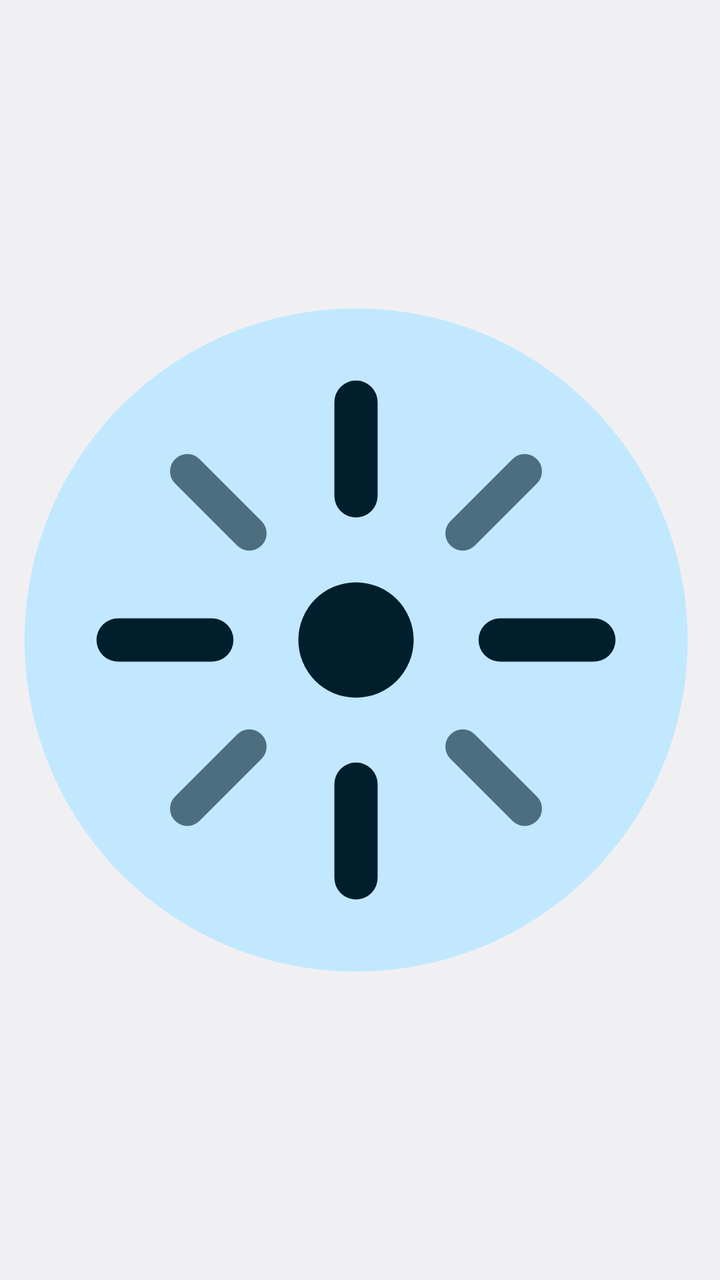
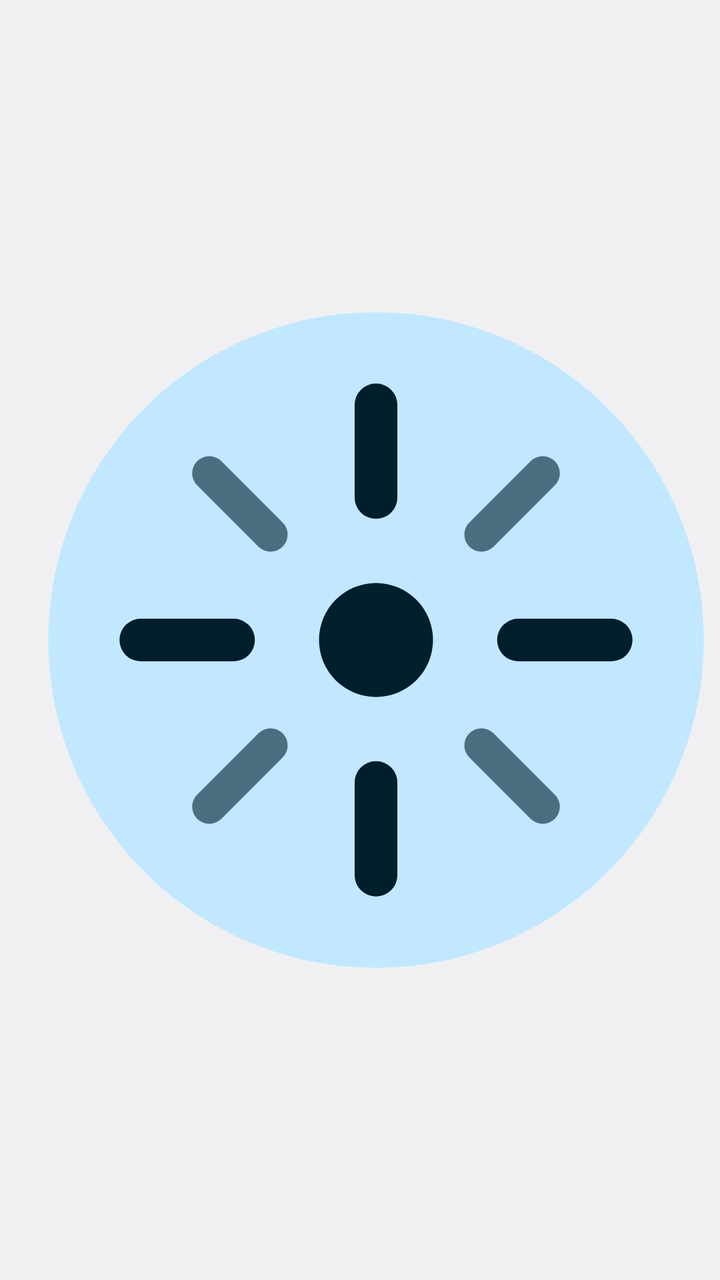

Compare the two renders of this Android layout. The source of the first and the diff that turns it into the second are given below.
<!-- AndroidManifest.xml: application theme AppTheme -->
<!-- res/layout/widget_row_s.xml -->
<?xml version="1.0" encoding="utf-8"?>
<FrameLayout xmlns:android="http://schemas.android.com/apk/res/android"
    android:layout_width="match_parent"
    android:layout_height="match_parent"
    android:background="@drawable/widget_bg"
    android:padding="5dp">
    <LinearLayout android:layout_width="match_parent" android:layout_height="match_parent"
        android:orientation="horizontal" android:gravity="center_vertical">
        <ImageView android:id="@+id/hub" style="@style/Hub"
            android:layout_width="wrap_content" android:layout_height="match_parent" android:layout_marginEnd="4dp" />
        <LinearLayout android:id="@+id/c0" style="@style/Cell"
            android:layout_width="0dp" android:layout_height="match_parent" android:layout_weight="1">
            <ImageView android:id="@+id/c0i" style="@style/CellIcon" />
        </LinearLayout>
        <LinearLayout android:id="@+id/c1" style="@style/Cell"
            android:layout_width="0dp" android:layout_height="match_parent" android:layout_weight="1">
            <ImageView android:id="@+id/c1i" style="@style/CellIcon" />
        </LinearLayout>
        <LinearLayout android:id="@+id/c2" style="@style/Cell"
            android:layout_width="0dp" android:layout_height="match_parent" android:layout_weight="1">
            <ImageView android:id="@+id/c2i" style="@style/CellIcon" />
        </LinearLayout>
    </LinearLayout>
    <ImageView android:id="@+id/update" style="@style/UpdateSymbol" android:layout_gravity="top|end" />
</FrameLayout>
<!-- resources referenced by this layout -->
<resources>
  <!-- drawable widget_bg (drawable) -->
  <shape xmlns:android="http://schemas.android.com/apk/res/android" android:shape="rectangle">
      <corners android:radius="@android:dimen/system_app_widget_background_radius" />
      <solid android:color="@color/widget_bg" />
  </shape>
  <style name="Cell">
          <item name="android:orientation">vertical</item>
          <item name="android:gravity">center</item>
          <item name="android:padding">2dp</item>
      </style>
  <style name="CellIcon">
          <item name="android:layout_width">match_parent</item>
          <item name="android:layout_height">0dp</item>
          <item name="android:layout_weight">1</item>
          <item name="android:maxHeight">48dp</item>
          <item name="android:maxWidth">48dp</item>
          <item name="android:adjustViewBounds">true</item>
          <item name="android:scaleType">fitCenter</item>
      </style>
  <style name="Hub">
          <item name="android:adjustViewBounds">true</item>
          <item name="android:scaleType">fitCenter</item>
          <item name="android:src">@drawable/ic_hub</item>
          <item name="android:contentDescription">Flick menu</item>
      </style>
  <style name="UpdateSymbol">
          <item name="android:layout_width">16dp</item>
          <item name="android:layout_height">16dp</item>
          <item name="android:background">@drawable/update_bg</item>
          <item name="android:padding">2dp</item>
          <item name="android:src">@drawable/ic_update</item>
          <item name="android:contentDescription">Update available</item>
          <item name="android:visibility">gone</item>
      </style>
  <style name="AppTheme" parent="@android:style/Theme.DeviceDefault.DayNight" />
  <color name="widget_bg">@android:color/system_neutral1_50</color>
  <!-- drawable ic_hub (drawable) -->
  <?xml version="1.0" encoding="utf-8"?>
  <vector xmlns:android="http://schemas.android.com/apk/res/android"
      android:width="48dp" android:height="48dp" android:viewportWidth="48" android:viewportHeight="48">
      <path android:fillColor="@color/btn_bg" android:pathData="M24,1a23,23 0 1,0 0.01,0z" />
      <group android:pivotX="24" android:pivotY="24">
          <path android:fillColor="@color/btn_text" android:pathData="M24,24m-4,0a4,4 0 1,0 8,0a4,4 0 1,0 -8,0" />
          <path android:strokeColor="@color/btn_text" android:strokeWidth="3" android:strokeLineCap="round"
              android:pathData="M24,7.5L24,14 M24,34L24,40.5 M7.5,24L14,24 M34,24L40.5,24" />
          <path android:strokeColor="@color/btn_text" android:strokeWidth="2.4" android:strokeLineCap="round" android:strokeAlpha="0.6"
              android:pathData="M12.3,12.3L16.6,16.6 M31.4,31.4L35.7,35.7 M35.7,12.3L31.4,16.6 M16.6,31.4L12.3,35.7" />
      </group>
  </vector>
  <!-- drawable update_bg (drawable) -->
  <shape xmlns:android="http://schemas.android.com/apk/res/android" android:shape="oval">
      <solid android:color="@color/accent_text" />
  </shape>
  <!-- drawable ic_update (drawable) -->
  <vector xmlns:android="http://schemas.android.com/apk/res/android"
      android:width="24dp" android:height="24dp" android:viewportWidth="24" android:viewportHeight="24">
      <path android:fillColor="@color/widget_bg" android:pathData="M4,12l1.41,1.41L11,7.83V20h2V7.83l5.58,5.59L20,12l-8,-8 -8,8z" />
  </vector>
  <color name="btn_bg">@android:color/system_accent1_100</color>
  <color name="btn_text">@android:color/system_accent1_900</color>
  <color name="accent_text">@android:color/system_accent1_600</color>
</resources>

<!-- the commit's change to res/layout/widget_row_s.xml (unified diff, before → after) -->
@@ -6,8 +6,6 @@
     android:padding="5dp">
     <LinearLayout android:layout_width="match_parent" android:layout_height="match_parent"
         android:orientation="horizontal" android:gravity="center_vertical">
-        <ImageView android:id="@+id/hub" style="@style/Hub"
-            android:layout_width="wrap_content" android:layout_height="match_parent" android:layout_marginEnd="4dp" />
         <LinearLayout android:id="@+id/c0" style="@style/Cell"
             android:layout_width="0dp" android:layout_height="match_parent" android:layout_weight="1">
             <ImageView android:id="@+id/c0i" style="@style/CellIcon" />
@@ -16,10 +14,16 @@
             android:layout_width="0dp" android:layout_height="match_parent" android:layout_weight="1">
             <ImageView android:id="@+id/c1i" style="@style/CellIcon" />
         </LinearLayout>
+        <ImageView android:id="@+id/hub" style="@style/Hub"
+            android:layout_width="wrap_content" android:layout_height="match_parent" android:layout_marginStart="4dp" android:layout_marginEnd="4dp" />
         <LinearLayout android:id="@+id/c2" style="@style/Cell"
             android:layout_width="0dp" android:layout_height="match_parent" android:layout_weight="1">
             <ImageView android:id="@+id/c2i" style="@style/CellIcon" />
         </LinearLayout>
+        <LinearLayout android:id="@+id/c3" style="@style/Cell"
+            android:layout_width="0dp" android:layout_height="match_parent" android:layout_weight="1">
+            <ImageView android:id="@+id/c3i" style="@style/CellIcon" />
+        </LinearLayout>
     </LinearLayout>
     <ImageView android:id="@+id/update" style="@style/UpdateSymbol" android:layout_gravity="top|end" />
 </FrameLayout>
